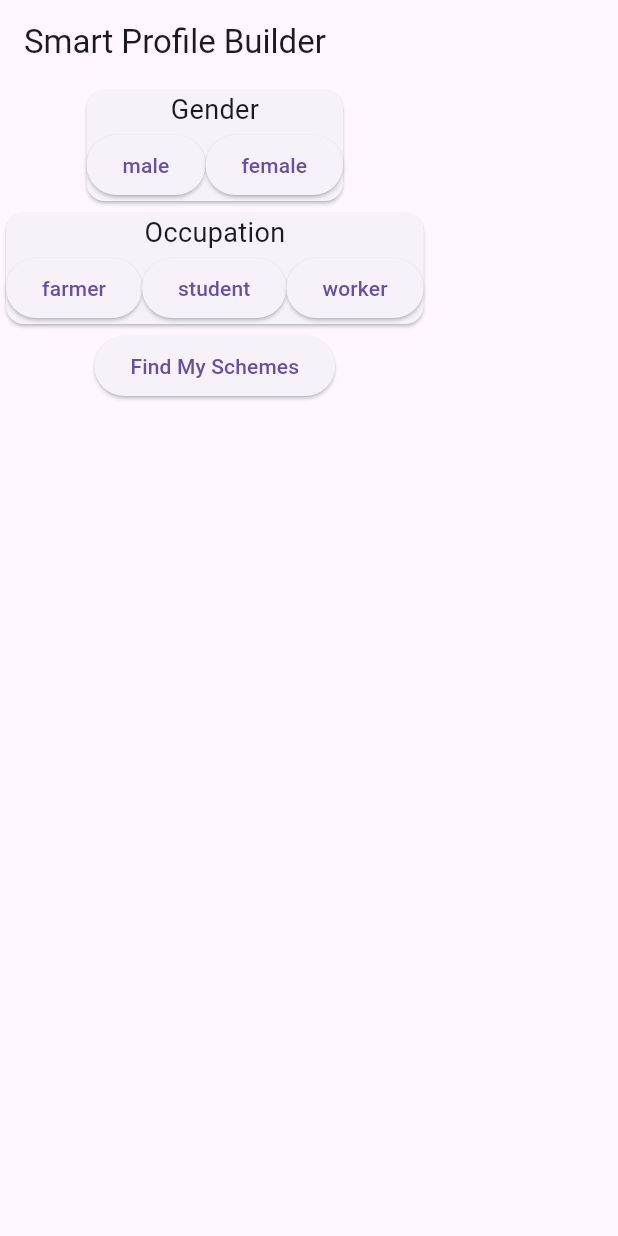
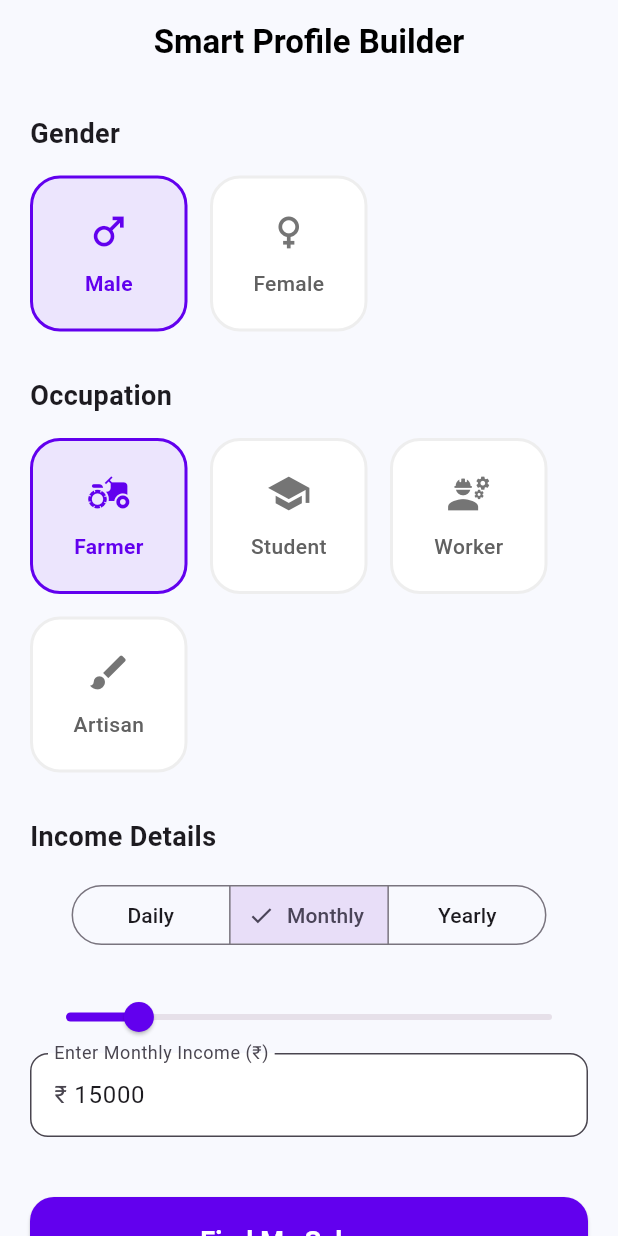
Before and after one commit to srubyy/JanKalyan-AI, a Flutter app: the screen it shows after launch, on a phone screen of 412 x 824 dp. Run offline on Flutter 3.47's test engine with Material 3 defaults, Android fonts, the light colour scheme and no system bars.

Commit message:
Update profile builder with icon-based UI and income logic

```diff
--- a/lib/screens/profile_quiz_screen.dart
+++ b/lib/screens/profile_quiz_screen.dart
@@ -1,7 +1,7 @@
 import 'package:flutter/material.dart';
+import 'package:flutter/services.dart';
+import 'dart:developer' as developer;
 import '../models/user_profile.dart';
-import 'processing_screen.dart';
-import '../widgets/option_card.dart';
 
 class ProfileQuizScreen extends StatefulWidget {
   const ProfileQuizScreen({super.key});
@@ -11,49 +11,199 @@ class ProfileQuizScreen extends StatefulWidget {
 }
 
 class _ProfileQuizScreenState extends State<ProfileQuizScreen> {
-  String? gender;
-  String? occupation;
-  String? locationType;
+  // Profile Variables
+  String selectedGender = "male";
+  String selectedOccupation = "farmer";
+  String selectedLocationType = "rural";
+  int selectedAge = 25;
 
-  int age = 25;
-  double income = 100000;
+  // Income Logic
+  String incomeType = "monthly";
+  double selectedIncome = 15000.0;
+  late TextEditingController _incomeController;
+
+  final Color primaryColor = const Color(0xFF6200EE);
+
+  @override
+  void initState() {
+    super.initState();
+    _incomeController = TextEditingController(text: selectedIncome.round().toString());
+  }
+
+  @override
+  void dispose() {
+    _incomeController.dispose();
+    super.dispose();
+  }
+
+  double get _getMaxIncome {
+    if (incomeType == "daily") return 5000.0;
+    if (incomeType == "yearly") return 1200000.0;
+    return 100000.0; // monthly
+  }
+
+  void _updateIncome(double value) {
+    setState(() {
+      selectedIncome = value;
+      _incomeController.text = value.round().toString();
+    });
+  }
 
   @override
   Widget build(BuildContext context) {
     return Scaffold(
-      appBar: AppBar(title: const Text("Smart Profile Builder")),
-      body: Column(
+      backgroundColor: const Color(0xFFF8F9FE),
+      appBar: AppBar(
+        title: const Text("Smart Profile Builder", style: TextStyle(fontWeight: FontWeight.bold)),
+        centerTitle: true,
+        backgroundColor: Colors.transparent,
+        elevation: 0,
+        foregroundColor: Colors.black,
+      ),
+      body: SingleChildScrollView(
+        padding: const EdgeInsets.all(20.0),
+        child: Column(
+          crossAxisAlignment: CrossAxisAlignment.start,
           children: [
-          OptionCard(
-            title: "Gender",
-            options: ["male", "female"],
-            onSelected: (v) => setState(() => gender = v),
+            _sectionHeader("Gender"),
+            _buildGenderRow(),
+
+            const SizedBox(height: 30),
+            _sectionHeader("Occupation"),
+            _buildOccupationWrap(),
+
+            const SizedBox(height: 30),
+            _sectionHeader("Income Details"),
+
+            // Income Type Toggle
+            Center(
+              child: SegmentedButton<String>(
+                segments: const [
+                  ButtonSegment(value: 'daily', label: Text('Daily')),
+                  ButtonSegment(value: 'monthly', label: Text('Monthly')),
+                  ButtonSegment(value: 'yearly', label: Text('Yearly')),
+                ],
+                selected: {incomeType},
+                onSelectionChanged: (newSelection) {
+                  setState(() {
+                    incomeType = newSelection.first;
+                    _updateIncome(incomeType == 'daily' ? 500 : (incomeType == 'yearly' ? 200000 : 15000));
+                  });
+                },
               ),
-          OptionCard(
-            title: "Occupation",
-            options: ["farmer", "student", "worker"],
-            onSelected: (v) => setState(() => occupation = v),
             ),
-          ElevatedButton(
-            onPressed: () {
-              final profile = UserProfile(
-                gender: gender ?? "male",
-                occupation: occupation ?? "student",
-                locationType: "rural",
-                age: age,
-                income: income,
-              );
 
-              Navigator.push(
-                context,
-                MaterialPageRoute(
-                  builder: (_) => ProcessingScreen(profile: profile),
+            const SizedBox(height: 20),
+            Slider(
+              value: selectedIncome.clamp(0, _getMaxIncome),
+              min: 0,
+              max: _getMaxIncome,
+              activeColor: primaryColor,
+              onChanged: _updateIncome,
+            ),
+
+            TextField(
+              controller: _incomeController,
+              keyboardType: TextInputType.number,
+              inputFormatters: [FilteringTextInputFormatter.digitsOnly],
+              decoration: InputDecoration(
+                labelText: "Enter ${incomeType[0].toUpperCase()}${incomeType.substring(1)} Income (₹)",
+                prefixText: "₹ ",
+                border: OutlineInputBorder(borderRadius: BorderRadius.circular(12)),
+                filled: true,
+                fillColor: Colors.white,
+              ),
+              onChanged: (value) {
+                double? val = double.tryParse(value);
+                if (val != null) {
+                  setState(() => selectedIncome = val.clamp(0, _getMaxIncome));
+                }
+              },
+            ),
+
+            const SizedBox(height: 40),
+            _buildSubmitButton(),
+          ],
+        ),
       ),
     );
+  }
+
+  // --- Helper UI Methods ---
+
+  Widget _sectionHeader(String title) {
+    return Padding(
+      padding: const EdgeInsets.only(bottom: 15),
+      child: Text(title, style: const TextStyle(fontSize: 18, fontWeight: FontWeight.bold)),
+    );
+  }
+
+  Widget _buildGenderRow() {
+    return Row(
+      children: [
+        _buildSelectionCard(value: "male", groupValue: selectedGender, icon: Icons.male, label: "Male", onTap: () => setState(() => selectedGender = "male")),
+        const SizedBox(width: 15),
+        _buildSelectionCard(value: "female", groupValue: selectedGender, icon: Icons.female, label: "Female", onTap: () => setState(() => selectedGender = "female")),
+      ],
+    );
+  }
+
+  Widget _buildOccupationWrap() {
+    return Wrap(
+      spacing: 15,
+      runSpacing: 15,
+      children: [
+        _buildSelectionCard(value: "farmer", groupValue: selectedOccupation, icon: Icons.agriculture, label: "Farmer", onTap: () => setState(() => selectedOccupation = "farmer")),
+        _buildSelectionCard(value: "student", groupValue: selectedOccupation, icon: Icons.school, label: "Student", onTap: () => setState(() => selectedOccupation = "student")),
+        _buildSelectionCard(value: "worker", groupValue: selectedOccupation, icon: Icons.engineering, label: "Worker", onTap: () => setState(() => selectedOccupation = "worker")),
+        _buildSelectionCard(value: "artisan", groupValue: selectedOccupation, icon: Icons.brush, label: "Artisan", onTap: () => setState(() => selectedOccupation = "artisan")),
+      ],
+    );
+  }
+
+  Widget _buildSelectionCard<T>({required T value, required T groupValue, required IconData icon, required String label, required VoidCallback onTap}) {
+    bool isSelected = value == groupValue;
+    return GestureDetector(
+      onTap: onTap,
+      child: Container(
+        width: 105,
+        padding: const EdgeInsets.symmetric(vertical: 20),
+        decoration: BoxDecoration(
+          color: isSelected ? primaryColor.withValues(alpha: 0.08) : Colors.white,
+          borderRadius: BorderRadius.circular(20),
+          border: Border.all(color: isSelected ? primaryColor : Colors.grey.shade200, width: 2),
+        ),
+        child: Column(
+          children: [
+            Icon(icon, color: isSelected ? primaryColor : Colors.grey.shade600, size: 30),
+            const SizedBox(height: 10),
+            Text(label, style: TextStyle(fontWeight: isSelected ? FontWeight.bold : FontWeight.w500, color: isSelected ? primaryColor : Colors.grey.shade700)),
+          ],
+        ),
+      ),
+    );
+  }
+
+  Widget _buildSubmitButton() {
+    return SizedBox(
+      width: double.infinity,
+      height: 60,
+      child: ElevatedButton(
+        onPressed: () {
+          final user = UserProfile(
+            gender: selectedGender,
+            occupation: selectedOccupation,
+            locationType: selectedLocationType,
+            age: selectedAge,
+            income: selectedIncome,
+          );
+          developer.log("Profile Build: ${user.occupation}, Income: ${user.income}");
         },
-            child: const Text("Find My Schemes"),
-          )
-        ],
+        style: ElevatedButton.styleFrom(
+          backgroundColor: primaryColor,
+          shape: RoundedRectangleBorder(borderRadius: BorderRadius.circular(16)),
+        ),
+        child: const Text("Find My Schemes", style: TextStyle(color: Colors.white, fontSize: 18, fontWeight: FontWeight.bold)),
       ),
     );
   }
```
Also changed, not shown: lib/models/user_profile.dart (+112 -1 lines). Lines whose indentation alone changed are shown as unchanged.
